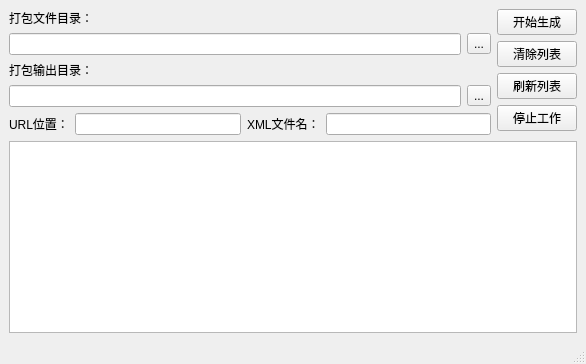
Before: the Qt Designer form upkg/src/upkg.ui in microcai/upkg, drawn with Qt 5.
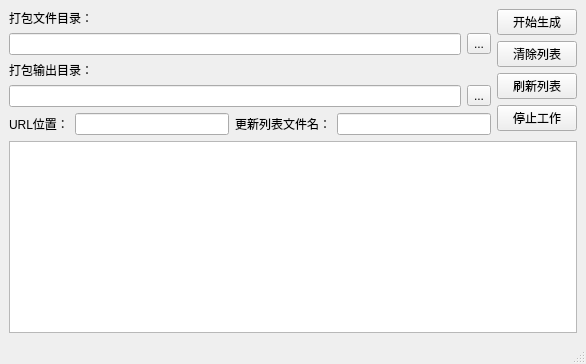
After: the same form once the commit is applied.

What changed in the file:
```diff
--- a/upkg/src/upkg.ui
+++ b/upkg/src/upkg.ui
@@ -76,7 +76,7 @@
           <item>
            <widget class="QLabel" name="label_8">
             <property name="text">
-             <string>XML文件名：</string>
+             <string>更新列表文件名：</string>
             </property>
            </widget>
           </item>
```
